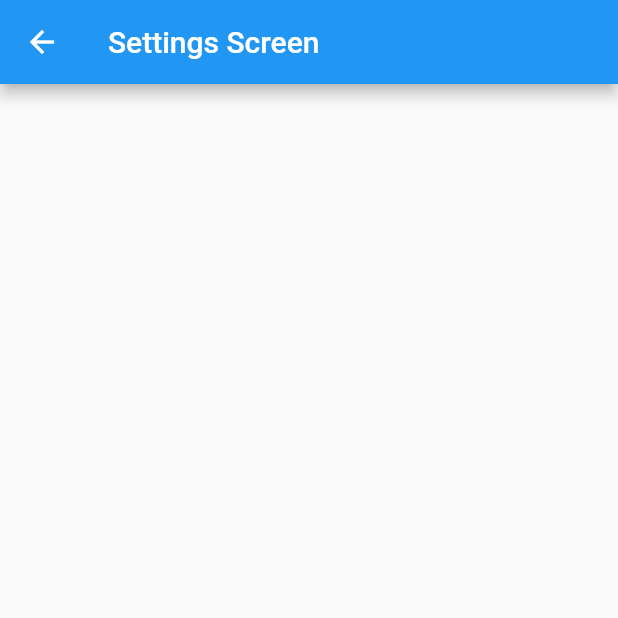
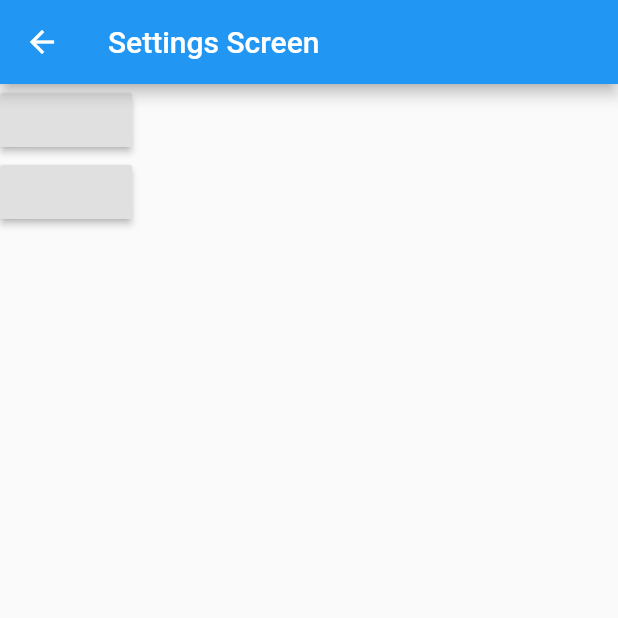
Before and after one commit to zestybean/what-todo, a Flutter app: the screen it shows after launch, in the side drawer, after a tap on "Settings", on a phone screen of 412 x 824 dp, the top half of it. Run offline on Flutter 3.47's test engine with Material 2 defaults, Android fonts, the phone set to English and light mode, and no system bars; our stand-ins replace font_awesome_flutter, google_fonts, image_picker, shared_preferences, sqflite; accounts and stored records are empty.

Commit message:
Added dark theme to the settings screen, color theme needs refactoring and more comments to code

```diff
--- a/lib/helper/helpers.dart
+++ b/lib/helper/helpers.dart
@@ -1,4 +1,4 @@
 //Import this instead of creating individual imports
 export 'database_helper.dart';
 export 'note_provider.dart';
-export 'dark_theme_provider.dart';
+export 'theme_provider.dart';
--- /dev/null
+++ b/lib/helper/theme_provider.dart
@@ -0,0 +1,58 @@
+//Flutter
+import 'package:flutter/material.dart';
+
+//Utils
+import '../utils/utils.dart';
+
+class ThemeProvider with ChangeNotifier {
+  //Define the themes here!
+  final darkTheme = ThemeData(
+    primaryColor: Colors.black,
+    brightness: Brightness.dark,
+    dividerColor: Colors.white,
+    accentColor: Colors.white,
+    primarySwatch: Colors.grey,
+    textTheme: TextTheme(
+      bodyText1: TextStyle(color: white),
+      bodyText2: TextStyle(color: white),
+    ),
+  );
+
+  final lightTheme = ThemeData(
+    brightness: Brightness.light,
+  );
+
+  ThemeData _themeData;
+
+  ThemeData getTheme() => _themeData;
+
+  //Constructor
+  ThemeProvider() {
+    StorageManager.readData('themeMode').then(
+      (value) {
+        print('value read from storage: ' + value.toString());
+        var themeMode = value ?? 'light';
+        if (themeMode == 'light') {
+          _themeData = lightTheme;
+        } else {
+          print('setting dark theme');
+          _themeData = darkTheme;
+        }
+        //Rebuild UI
+        notifyListeners();
+      },
+    );
+  }
+
+  void setDarkMode() async {
+    _themeData = darkTheme;
+    StorageManager.saveData('themeMode', 'dark');
+    notifyListeners();
+  }
+
+  void setLightMode() async {
+    _themeData = lightTheme;
+    StorageManager.saveData('themeMode', 'light');
+    notifyListeners();
+  }
+}
--- a/lib/main.dart
+++ b/lib/main.dart
@@ -11,9 +11,6 @@ import 'helper/helpers.dart';
 //Packages
 import 'package:provider/provider.dart';
 
-//Utils
-import 'utils/utils.dart';
-
 void main() {
   runApp(MyApp());
 }
@@ -23,8 +20,16 @@ class MyApp extends StatelessWidget {
   @override
   Widget build(BuildContext context) {
     //Use provider package to listen to note provider changes
-    return ChangeNotifierProvider.value(
-      value: NoteProvider(),
+    return MultiProvider(
+      providers: [
+        ListenableProvider<NoteProvider>(
+          create: (_) => NoteProvider(),
+        ),
+        ChangeNotifierProvider<ThemeProvider>(
+          create: (_) => ThemeProvider(),
+        ),
+      ],
+
       //Wrapping gesture detector allows the keyboard to be cancelled
       child: GestureDetector(
         onTap: () {
@@ -36,10 +41,9 @@ class MyApp extends StatelessWidget {
             FocusManager.instance.primaryFocus.unfocus();
           }
         },
-        child: MaterialApp(
-          theme: ThemeData(
-            accentColor: headerColor,
-          ),
+        child: Consumer<ThemeProvider>(
+          builder: (context, theme, _) => MaterialApp(
+            theme: theme.getTheme(),
 
             title: 'What_ToDo',
             debugShowCheckedModeBanner: false,
@@ -55,6 +59,7 @@ class MyApp extends StatelessWidget {
             },
           ),
         ),
+      ),
     );
   }
 }
--- a/lib/screens/drawer_screens/settings_screen.dart
+++ b/lib/screens/drawer_screens/settings_screen.dart
@@ -1,14 +1,36 @@
 //Flutter
 import 'package:flutter/material.dart';
+
+//Helpers
+import '../../helper/helpers.dart';
+
+//Packages
+import 'package:provider/provider.dart';
 
 class SettingsScreen extends StatelessWidget {
   static const route = '/drawer-settings';
 
   @override
   Widget build(BuildContext context) {
-    return Scaffold(
-      appBar: AppBar(
-        title: Text('Settings Screen'),
+    return Consumer<ThemeProvider>(
+      builder: (context, theme, _) => Scaffold(
+        appBar: AppBar(
+          title: Text('Settings Screen'),
+        ),
+        body: Column(
+          children: [
+            RaisedButton(
+              onPressed: () {
+                theme.setLightMode();
+              },
+            ),
+            RaisedButton(
+              onPressed: () {
+                theme.setDarkMode();
+              },
+            ),
+          ],
+        ),
       ),
     );
   }
--- a/lib/screens/note_list_screen.dart
+++ b/lib/screens/note_list_screen.dart
@@ -149,8 +149,8 @@ class NoteListScreen extends StatelessWidget {
                 child: Image.asset(
                   'assets/images/note_logo.png',
                   fit: BoxFit.scaleDown,
-                  width: 300,
-                  height: 300,
+                  width: 100,
+                  height: 100,
                 ),
               ),
             ),
--- /dev/null
+++ b/lib/utils/storagemanager.dart
@@ -0,0 +1,33 @@
+//Packages
+import 'package:shared_preferences/shared_preferences.dart';
+
+class StorageManager {
+  //Save data to the file system
+  static void saveData(String key, dynamic value) async {
+    final prefs = await SharedPreferences.getInstance();
+
+    //Uses the key and value to assign a pref
+    if (value is int) {
+      prefs.setInt(key, value);
+    } else if (value is String) {
+      prefs.setString(key, value);
+    } else if (value is bool) {
+      prefs.setBool(key, value);
+    } else {
+      print('Invalid pref type.');
+    }
+  }
+
+  //Read data from the file system
+  static Future<dynamic> readData(String key) async {
+    final prefs = await SharedPreferences.getInstance();
+    dynamic obj = prefs.get(key);
+    return obj;
+  }
+
+  //Delete data from the file system
+  static Future<bool> deleteData(String key) async {
+    final prefs = await SharedPreferences.getInstance();
+    return prefs.remove(key);
+  }
+}
--- a/lib/utils/utils.dart
+++ b/lib/utils/utils.dart
@@ -1,3 +1,2 @@
 export 'constants.dart';
-export 'shared_preferences.dart';
-export 'styles.dart';
+export 'storagemanager.dart';
```
Also changed, not shown: lib/helper/dark_theme_provider.dart (deleted, +0 -21 lines), lib/utils/shared_preferences.dart (deleted, +0 -17 lines), assets/images/note_logo.png, lib/utils/styles.dart (deleted). Lines whose indentation alone changed are shown as unchanged.
